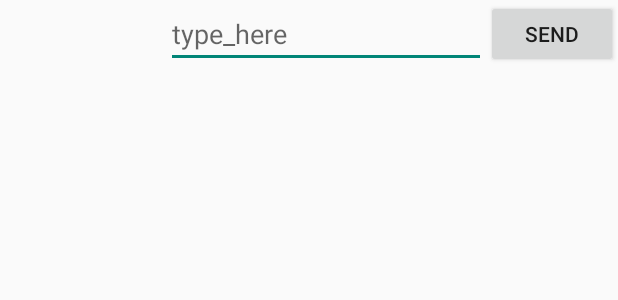
After one commit to asifanwar007/vSewa, an Android app: the layout activity_messenger.xml on its own in the app's theme, with its tools: preview values and no code run, on a phone screen of 412 x 824 dp. The commit adds this screen. Shown: the top 300 px of the screen. Run offline under Robolectric (Android 15) with nearby library versions, the phone set to English and light mode, and no system bars.

Commit message:
messenger added

```diff
--- /dev/null
+++ b/app/src/main/java/com/example/vsewa/Messenger/MessengerActivity.java
@@ -0,0 +1,56 @@
+package com.example.vsewa.Messenger;
+
+import android.annotation.SuppressLint;
+import android.os.Bundle;
+import android.view.View;
+import android.widget.EditText;
+import android.widget.TextView;
+
+import androidx.annotation.NonNull;
+import androidx.appcompat.app.AppCompatActivity;
+
+import com.example.vsewa.R;
+import com.google.firebase.database.DataSnapshot;
+import com.google.firebase.database.DatabaseError;
+import com.google.firebase.database.DatabaseReference;
+import com.google.firebase.database.FirebaseDatabase;
+import com.google.firebase.database.ValueEventListener;
+
+import java.util.Objects;
+
+
+public class MessengerActivity extends AppCompatActivity {
+    private DatabaseReference myDatabase;
+
+    @Override
+    protected void onCreate(Bundle savedInstanceState) {
+        super.onCreate(savedInstanceState);
+        setContentView(R.layout.activity_main);
+
+        myDatabase = FirebaseDatabase.getInstance().getReference("Message");
+
+        final TextView myText = findViewById(R.id.textbox);
+        myDatabase.addValueEventListener(new ValueEventListener() {
+            @Override
+            public void onDataChange(@NonNull DataSnapshot dataSnapshot) {
+
+                myText.setText(Objects.requireNonNull(dataSnapshot.getValue()).toString());
+
+            }
+
+            @SuppressLint("SetTextI18n")
+            @Override
+            public void onCancelled(@NonNull DatabaseError databaseError) {
+                myText.setText("CANCELLED");
+
+            }
+        });
+    }
+
+    public void sendMessage(View view){
+        EditText myEditText = findViewById(R.id.editText);
+
+        myDatabase.push().setValue(myEditText.getText().toString());
+        myEditText.setText("");
+    }
+}
--- /dev/null
+++ b/app/src/main/res/layout/activity_messenger.xml
@@ -0,0 +1,41 @@
+<?xml version="1.0" encoding="utf-8"?>
+
+<RelativeLayout xmlns:android="http://schemas.android.com/apk/res/android"
+    android:layout_width="match_parent"
+    android:layout_height="match_parent"
+    xmlns:app="http://schemas.android.com/apk/res-auto"
+    xmlns:tools="http://schemas.android.com/tools"
+    tools:context="com.example.vsewa.Messenger.MessengerActivity">
+
+    <TextView android:id="@+id/textbox"
+    android:layout_width="wrap_content"
+    android:layout_height="wrap_content"
+    android:layout_above="@+id/editText"
+    android:layout_alignParentEnd="true"
+    android:layout_alignParentStart="true"
+    android:layout_alignParentTop="true"
+    android:gravity="bottom"
+    android:hint="@string/chat_message_will_appear_here"
+    android:textAlignment="gravity"
+    app:layout_constraintBottom_toBottomOf="parent"
+    app:layout_constraintLeft_toLeftOf="parent"
+    app:layout_constraintRight_toRightOf="parent"
+    app:layout_constraintTop_toTopOf="parent "/>
+
+    <EditText android:id="@+id/editText"
+    android:layout_width="wrap_content"
+    android:layout_height="wrap_content"
+    android:layout_toStartOf="@+id/sendButton"
+    android:ems="10"
+    android:hint="@string/type_here"
+    android:inputType="textPersonName"
+        android:autofillHints="" />
+
+    <Button android:id="@+id/sendButton"
+    android:layout_width="wrap_content"
+    android:layout_height="wrap_content"
+    android:layout_alignBottom="@+id/editText"
+    android:layout_alignParentEnd="true"
+    android:onClick="sendMessage"
+    android:text="@string/send"/>
+    </RelativeLayout>
--- a/app/src/main/res/values/strings.xml
+++ b/app/src/main/res/values/strings.xml
@@ -18,4 +18,7 @@
     <string name="logout">logout</string>
     <string name="title_profile">Profile</string>
     <string name="title_settings">Settings</string>
+    <string name="chat_message_will_appear_here">chat_message_will_appear_here</string>
+    <string name="type_here">type_here</string>
+    <string name="send">send</string>
 </resources>
```
